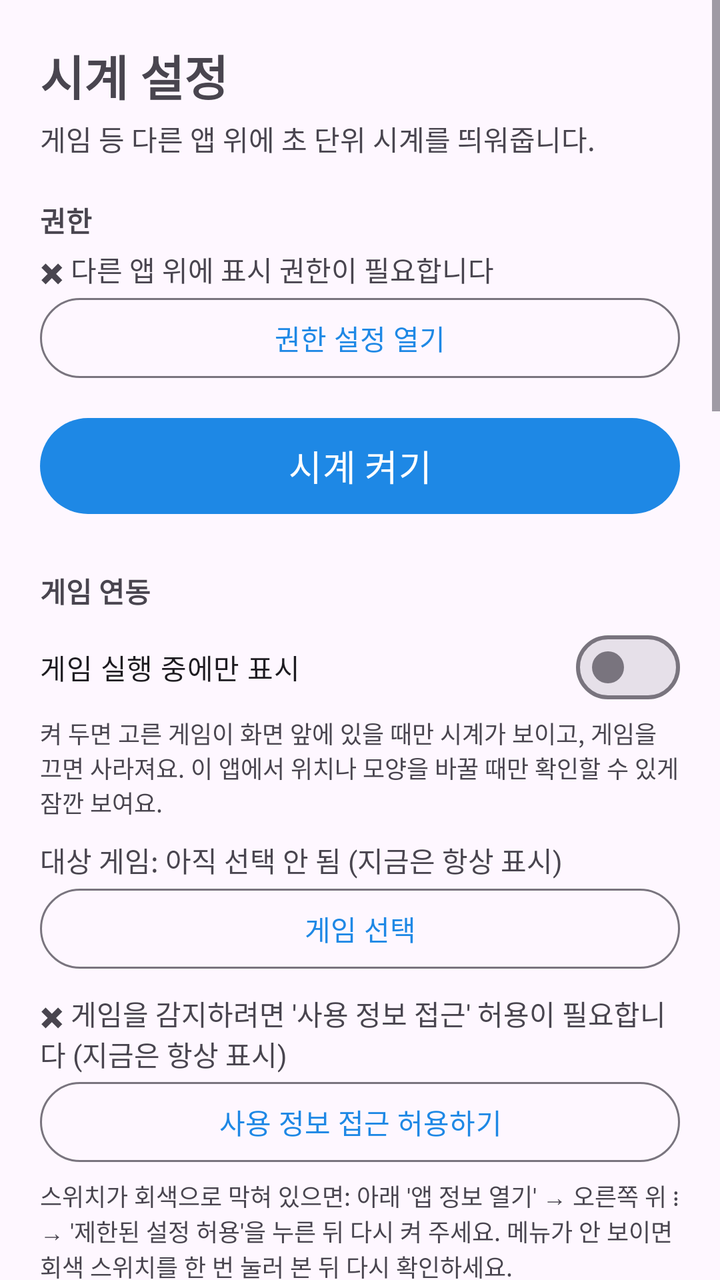
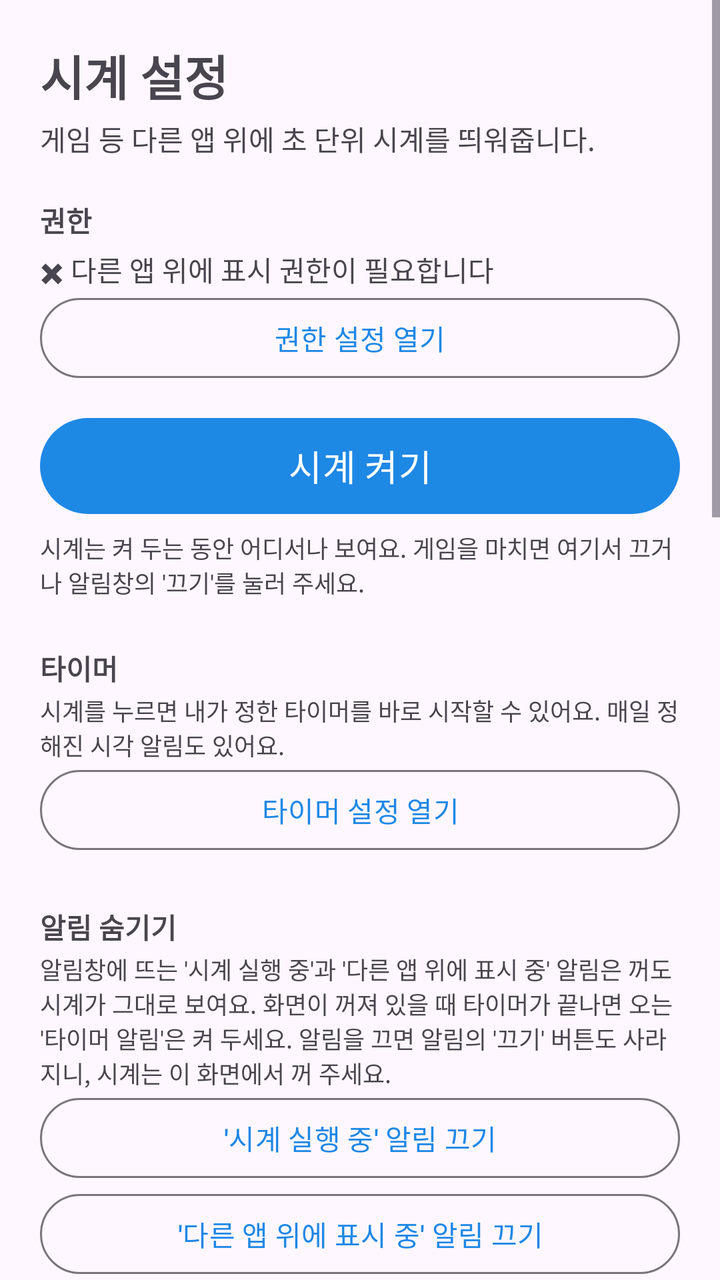

Before-and-after screenshots of an Android layout around one commit, followed by the original layout XML and the change that was made.
<!-- AndroidManifest.xml: application theme Theme.FloatingClock -->
<!-- res/layout/activity_clock.xml -->
<?xml version="1.0" encoding="utf-8"?>
<ScrollView xmlns:android="http://schemas.android.com/apk/res/android"
    android:layout_width="match_parent"
    android:layout_height="match_parent"
    android:fillViewport="true">

    <LinearLayout
        android:layout_width="match_parent"
        android:layout_height="wrap_content"
        android:orientation="vertical"
        android:padding="20dp">

        <TextView
            android:layout_width="match_parent"
            android:layout_height="wrap_content"
            android:text="@string/clock_title"
            android:textSize="24sp"
            android:textStyle="bold" />

        <TextView
            android:layout_width="match_parent"
            android:layout_height="wrap_content"
            android:layout_marginTop="4dp"
            android:text="@string/app_desc"
            android:textSize="14sp" />

        
        <TextView
            android:layout_width="match_parent"
            android:layout_height="wrap_content"
            android:layout_marginTop="20dp"
            android:text="@string/section_perm"
            android:textStyle="bold" />

        <TextView
            android:id="@+id/perm_state"
            android:layout_width="match_parent"
            android:layout_height="wrap_content"
            android:layout_marginTop="4dp"
            android:text="@string/perm_missing" />

        <Button
            android:id="@+id/btn_perm"
            style="@style/Widget.Material3.Button.OutlinedButton"
            android:layout_width="match_parent"
            android:layout_height="wrap_content"
            android:text="@string/grant_perm" />

        
        <Button
            android:id="@+id/btn_toggle"
            android:layout_width="match_parent"
            android:layout_height="56dp"
            android:layout_marginTop="12dp"
            android:text="@string/start_clock"
            android:textSize="18sp" />

        
        <TextView
            android:layout_width="match_parent"
            android:layout_height="wrap_content"
            android:layout_marginTop="24dp"
            android:text="@string/section_game"
            android:textStyle="bold" />

        <com.google.android.material.materialswitch.MaterialSwitch
            android:id="@+id/sw_game_only"
            android:layout_width="match_parent"
            android:layout_height="wrap_content"
            android:layout_marginTop="4dp"
            android:text="@string/game_only" />

        <TextView
            android:layout_width="match_parent"
            android:layout_height="wrap_content"
            android:text="@string/game_only_hint"
            android:textSize="12sp" />

        <LinearLayout
            android:id="@+id/game_group"
            android:layout_width="match_parent"
            android:layout_height="wrap_content"
            android:orientation="vertical">

            <TextView
                android:id="@+id/game_target"
                android:layout_width="match_parent"
                android:layout_height="wrap_content"
                android:layout_marginTop="10dp"
                android:text="@string/game_target_none" />

            <Button
                android:id="@+id/btn_pick_game"
                style="@style/Widget.Material3.Button.OutlinedButton"
                android:layout_width="match_parent"
                android:layout_height="wrap_content"
                android:text="@string/pick_game" />

            <TextView
                android:id="@+id/usage_state"
                android:layout_width="match_parent"
                android:layout_height="wrap_content"
                android:layout_marginTop="8dp"
                android:text="@string/usage_missing" />

            <Button
                android:id="@+id/btn_usage_perm"
                style="@style/Widget.Material3.Button.OutlinedButton"
                android:layout_width="match_parent"
                android:layout_height="wrap_content"
                android:text="@string/grant_usage" />

            <TextView
                android:id="@+id/usage_restricted_hint"
                android:layout_width="match_parent"
                android:layout_height="wrap_content"
                android:layout_marginTop="4dp"
                android:text="@string/usage_restricted_hint"
                android:textSize="12sp" />

            <Button
                android:id="@+id/btn_app_info"
                style="@style/Widget.Material3.Button.TextButton"
                android:layout_width="match_parent"
                android:layout_height="wrap_content"
                android:text="@string/open_app_info" />
        </LinearLayout>

        
        <TextView
            android:layout_width="match_parent"
            android:layout_height="wrap_content"
            android:layout_marginTop="24dp"
            android:text="@string/section_timer"
            android:textStyle="bold" />

        <TextView
            android:layout_width="match_parent"
            android:layout_height="wrap_content"
            android:layout_marginTop="2dp"
            android:text="@string/timer_entry_desc"
            android:textSize="12sp" />

        <Button
            android:id="@+id/btn_open_timer"
            style="@style/Widget.Material3.Button.OutlinedButton"
            android:layout_width="match_parent"
            android:layout_height="wrap_content"
            android:text="@string/open_timer" />

        
        <TextView
            android:layout_width="match_parent"
            android:layout_height="wrap_content"
            android:layout_marginTop="24dp"
            android:text="@string/section_noti"
            android:textStyle="bold" />

        <TextView
            android:layout_width="match_parent"
            android:layout_height="wrap_content"
            android:layout_marginTop="2dp"
            android:text="@string/noti_hide_desc"
            android:textSize="12sp" />

        <Button
            android:id="@+id/btn_hide_running"
            style="@style/Widget.Material3.Button.OutlinedButton"
            android:layout_width="match_parent"
            android:layout_height="wrap_content"
            android:text="@string/hide_running_noti" />

        <Button
            android:id="@+id/btn_hide_overlay"
            style="@style/Widget.Material3.Button.OutlinedButton"
            android:layout_width="match_parent"
            android:layout_height="wrap_content"
            android:text="@string/hide_overlay_noti" />

        
        <TextView
            android:layout_width="match_parent"
            android:layout_height="wrap_content"
            android:layout_marginTop="24dp"
            android:text="@string/section_style"
            android:textStyle="bold" />

        <FrameLayout
            android:layout_width="match_parent"
            android:layout_height="80dp"
            android:layout_marginTop="8dp"
            android:background="@drawable/preview_bg"
            android:contentDescription="@string/preview">

            <TextView
                android:id="@+id/clock_preview"
                android:layout_width="wrap_content"
                android:layout_height="wrap_content"
                android:layout_gravity="center" />
        </FrameLayout>

        <TextView
            android:id="@+id/size_label"
            android:layout_width="match_parent"
            android:layout_height="wrap_content"
            android:layout_marginTop="12dp"
            android:text="@string/size_fmt" />

        <LinearLayout
            android:layout_width="match_parent"
            android:layout_height="wrap_content"
            android:gravity="center_vertical"
            android:orientation="horizontal">

            <Button
                android:id="@+id/btn_size_minus"
                style="@style/Widget.Material3.Button.TextButton"
                android:layout_width="48dp"
                android:layout_height="48dp"
                android:minWidth="0dp"
                android:padding="0dp"
                android:text="@string/minus"
                android:textSize="22sp" />

            <SeekBar
                android:id="@+id/seek_size"
                android:layout_width="0dp"
                android:layout_height="wrap_content"
                android:layout_weight="1" />

            <Button
                android:id="@+id/btn_size_plus"
                style="@style/Widget.Material3.Button.TextButton"
                android:layout_width="48dp"
                android:layout_height="48dp"
                android:minWidth="0dp"
                android:padding="0dp"
                android:text="@string/plus"
                android:textSize="22sp" />
        </LinearLayout>

        <TextView
            android:layout_width="match_parent"
            android:layout_height="wrap_content"
            android:layout_marginTop="8dp"
            android:text="@string/text_color" />

        
        <LinearLayout
            android:id="@+id/color_swatches"
            android:layout_width="match_parent"
            android:layout_height="wrap_content"
            android:orientation="vertical" />

        <TextView
            android:id="@+id/alpha_label"
            android:layout_width="match_parent"
            android:layout_height="wrap_content"
            android:layout_marginTop="8dp"
            android:text="@string/alpha_none" />

        <SeekBar
            android:id="@+id/seek_alpha"
            android:layout_width="match_parent"
            android:layout_height="wrap_content" />

        <com.google.android.material.materialswitch.MaterialSwitch
            android:id="@+id/sw_24h"
            android:layout_width="match_parent"
            android:layout_height="wrap_content"
            android:layout_marginTop="8dp"
            android:text="@string/use_24h" />

        <com.google.android.material.materialswitch.MaterialSwitch
            android:id="@+id/sw_date"
            android:layout_width="match_parent"
            android:layout_height="wrap_content"
            android:text="@string/show_date" />

        
        <TextView
            android:layout_width="match_parent"
            android:layout_height="wrap_content"
            android:layout_marginTop="24dp"
            android:text="@string/section_position"
            android:textStyle="bold" />

        <TextView
            android:layout_width="match_parent"
            android:layout_height="wrap_content"
            android:layout_marginTop="2dp"
            android:text="@string/position_hint"
            android:textSize="12sp" />

        <TextView
            android:id="@+id/pos_x_label"
            android:layout_width="match_parent"
            android:layout_height="wrap_content"
            android:layout_marginTop="8dp"
            android:text="@string/pos_x_fmt" />

        <SeekBar
            android:id="@+id/seek_pos_x"
            android:layout_width="match_parent"
            android:layout_height="wrap_content" />

        <TextView
            android:id="@+id/pos_y_label"
            android:layout_width="match_parent"
            android:layout_height="wrap_content"
            android:layout_marginTop="8dp"
            android:text="@string/pos_y_fmt" />

        <SeekBar
            android:id="@+id/seek_pos_y"
            android:layout_width="match_parent"
            android:layout_height="wrap_content" />

        <com.google.android.material.materialswitch.MaterialSwitch
            android:id="@+id/sw_lock"
            android:layout_width="match_parent"
            android:layout_height="wrap_content"
            android:text="@string/lock_position" />

        <Button
            android:id="@+id/btn_reset_pos"
            style="@style/Widget.Material3.Button.TextButton"
            android:layout_width="match_parent"
            android:layout_height="wrap_content"
            android:text="@string/reset_position" />

        <TextView
            android:layout_width="match_parent"
            android:layout_height="wrap_content"
            android:layout_marginTop="16dp"
            android:text="@string/tip"
            android:textSize="13sp" />

        
        <TextView
            android:layout_width="match_parent"
            android:layout_height="wrap_content"
            android:layout_marginTop="24dp"
            android:text="@string/section_update"
            android:textStyle="bold" />

        <TextView
            android:id="@+id/version_label"
            android:layout_width="match_parent"
            android:layout_height="wrap_content"
            android:layout_marginTop="4dp"
            android:text="@string/version_fmt" />

        <TextView
            android:id="@+id/update_state"
            android:layout_width="match_parent"
            android:layout_height="wrap_content"
            android:textSize="13sp" />

        <Button
            android:id="@+id/btn_update"
            style="@style/Widget.Material3.Button.OutlinedButton"
            android:layout_width="match_parent"
            android:layout_height="wrap_content"
            android:text="@string/check_update" />

        
        <TextView
            android:layout_width="match_parent"
            android:layout_height="wrap_content"
            android:layout_marginTop="24dp"
            android:layout_marginBottom="8dp"
            android:gravity="center"
            android:text="@string/credits"
            android:textSize="13sp" />
    </LinearLayout>
</ScrollView>
<!-- resources referenced by this layout -->
<resources>
  <!-- drawable preview_bg (drawable) -->
  <?xml version="1.0" encoding="utf-8"?>
  <shape xmlns:android="http://schemas.android.com/apk/res/android" android:shape="rectangle">
      <gradient
          android:angle="0"
          android:startColor="#1B1B1B"
          android:centerColor="#5C6B73"
          android:endColor="#E6E6E6" />
      <corners android:radius="10dp" />
  </shape>
  <string name="alpha_none">배경 없음 (글자만 표시)</string>
  <string name="app_desc">게임 등 다른 앱 위에 초 단위 시계를 띄워줍니다.</string>
  <string name="check_update">업데이트 확인</string>
  <string name="clock_title">시계 설정</string>
  <string name="credits">제작: 퓨앙 (Sapphire)</string>
  <string name="game_only">게임 실행 중에만 표시</string>
  <string name="game_only_hint">켜 두면 고른 게임이 화면 앞에 있을 때만 시계가 보이고, 게임을 끄면 사라져요. 이 앱에서 위치나 모양을 바꿀 때만 확인할 수 있게 잠깐 보여요.</string>
  <string name="game_target_none">대상 게임: 아직 선택 안 됨 (지금은 항상 표시)</string>
  <string name="grant_perm">권한 설정 열기</string>
  <string name="grant_usage">사용 정보 접근 허용하기</string>
  <string name="hide_overlay_noti">\'다른 앱 위에 표시 중\' 알림 끄기</string>
  <string name="hide_running_noti">\'시계 실행 중\' 알림 끄기</string>
  <string name="lock_position">위치 고정 (드래그 잠금)</string>
  <string name="minus">−</string>
  <string name="noti_hide_desc">알림창에 뜨는 \'시계 실행 중\'과 \'다른 앱 위에 표시 중\' 알림은 꺼도 시계가 그대로 보여요. 게임 밖에서 타이머가 끝나면 오는 \'타이머 알림\'은 켜 두세요. 알림을 끄면 알림의 \'끄기\' 버튼도 사라지니, 시계는 이 화면에서 꺼 주세요.</string>
  <string name="open_app_info">앱 정보 열기</string>
  <string name="open_timer">타이머 설정 열기</string>
  <string name="perm_missing">✖ 다른 앱 위에 표시 권한이 필요합니다</string>
  <string name="pick_game">게임 선택</string>
  <string name="plus">+</string>
  <string name="pos_x_fmt">가로 (가운데 기준): %1$d</string>
  <string name="pos_y_fmt">위에서부터: %1$d</string>
  <string name="position_hint">시계를 직접 끌어도 되고, 상태바에 가려 안 잡히면 여기서 옮기세요. 시계가 켜져 있으면 옮기는 동안 화면에 잠깐 떠서 위치를 볼 수 있어요.</string>
  <string name="preview">미리보기</string>
  <string name="reset_position">위치 초기화 (상태바 바로 아래 가운데)</string>
  <string name="section_game">게임 연동</string>
  <string name="section_noti">알림 숨기기</string>
  <string name="section_perm">권한</string>
  <string name="section_position">위치</string>
  <string name="section_style">모양</string>
  <string name="section_timer">타이머</string>
  <string name="section_update">업데이트</string>
  <string name="show_date">날짜도 표시 (월/일 요일)</string>
  <string name="size_fmt">글자 크기: %1$d</string>
  <string name="start_clock">시계 켜기</string>
  <string name="text_color">글자 색</string>
  <string name="timer_entry_desc">시계를 누르면 내가 정한 타이머를 바로 시작할 수 있어요. 매일 정해진 시각 알림도 있어요.</string>
  <string name="tip">팁: 게임 중에 터치가 시계에 막히면 \'위치 고정\'을 켜 두세요. 시계가 안 보이면 설정 → 앱 → Sapphire → 배터리를 \'제한 없음\'으로 바꿔 주세요.</string>
  <string name="usage_missing">✖ 게임을 감지하려면 \'사용 정보 접근\' 허용이 필요합니다 (지금은 항상 표시)</string>
  <string name="usage_restricted_hint">스위치가 회색으로 막혀 있으면: 아래 \'앱 정보 열기\' → 오른쪽 위 ⋮ → \'제한된 설정 허용\'을 누른 뒤 다시 켜 주세요. 메뉴가 안 보이면 회색 스위치를 한 번 눌러 본 뒤 다시 확인하세요.</string>
  <string name="use_24h">24시간제</string>
  <string name="version_fmt">현재 버전: v%1$s</string>
  <style name="Theme.FloatingClock" parent="Theme.Material3.DayNight.NoActionBar">
          <item name="colorPrimary">#1E88E5</item>
          <item name="colorOnPrimary">#FFFFFF</item>
      </style>
</resources>

<!-- the commit's change to res/layout/activity_clock.xml (unified diff, before → after) -->
@@ -55,76 +55,12 @@
             android:text="@string/start_clock"
             android:textSize="18sp" />
 
-        
-        <TextView
-            android:layout_width="match_parent"
-            android:layout_height="wrap_content"
-            android:layout_marginTop="24dp"
-            android:text="@string/section_game"
-            android:textStyle="bold" />
-
-        <com.google.android.material.materialswitch.MaterialSwitch
-            android:id="@+id/sw_game_only"
+        <TextView
             android:layout_width="match_parent"
             android:layout_height="wrap_content"
             android:layout_marginTop="4dp"
-            android:text="@string/game_only" />
-
-        <TextView
-            android:layout_width="match_parent"
-            android:layout_height="wrap_content"
-            android:text="@string/game_only_hint"
+            android:text="@string/clock_always_hint"
             android:textSize="12sp" />
-
-        <LinearLayout
-            android:id="@+id/game_group"
-            android:layout_width="match_parent"
-            android:layout_height="wrap_content"
-            android:orientation="vertical">
-
-            <TextView
-                android:id="@+id/game_target"
-                android:layout_width="match_parent"
-                android:layout_height="wrap_content"
-                android:layout_marginTop="10dp"
-                android:text="@string/game_target_none" />
-
-            <Button
-                android:id="@+id/btn_pick_game"
-                style="@style/Widget.Material3.Button.OutlinedButton"
-                android:layout_width="match_parent"
-                android:layout_height="wrap_content"
-                android:text="@string/pick_game" />
-
-            <TextView
-                android:id="@+id/usage_state"
-                android:layout_width="match_parent"
-                android:layout_height="wrap_content"
-                android:layout_marginTop="8dp"
-                android:text="@string/usage_missing" />
-
-            <Button
-                android:id="@+id/btn_usage_perm"
-                style="@style/Widget.Material3.Button.OutlinedButton"
-                android:layout_width="match_parent"
-                android:layout_height="wrap_content"
-                android:text="@string/grant_usage" />
-
-            <TextView
-                android:id="@+id/usage_restricted_hint"
-                android:layout_width="match_parent"
-                android:layout_height="wrap_content"
-                android:layout_marginTop="4dp"
-                android:text="@string/usage_restricted_hint"
-                android:textSize="12sp" />
-
-            <Button
-                android:id="@+id/btn_app_info"
-                style="@style/Widget.Material3.Button.TextButton"
-                android:layout_width="match_parent"
-                android:layout_height="wrap_content"
-                android:text="@string/open_app_info" />
-        </LinearLayout>
 
         
         <TextView
<!-- resource entries referenced after the edit -->
@@ -13,29 +13,23 @@
   <string name="alpha_none">배경 없음 (글자만 표시)</string>
   <string name="app_desc">게임 등 다른 앱 위에 초 단위 시계를 띄워줍니다.</string>
   <string name="check_update">업데이트 확인</string>
+  <string name="clock_always_hint">시계는 켜 두는 동안 어디서나 보여요. 게임을 마치면 여기서 끄거나 알림창의 \'끄기\'를 눌러 주세요.</string>
   <string name="clock_title">시계 설정</string>
   <string name="credits">제작: 퓨앙 (Sapphire)</string>
-  <string name="game_only">게임 실행 중에만 표시</string>
-  <string name="game_only_hint">켜 두면 고른 게임이 화면 앞에 있을 때만 시계가 보이고, 게임을 끄면 사라져요. 이 앱에서 위치나 모양을 바꿀 때만 확인할 수 있게 잠깐 보여요.</string>
-  <string name="game_target_none">대상 게임: 아직 선택 안 됨 (지금은 항상 표시)</string>
   <string name="grant_perm">권한 설정 열기</string>
-  <string name="grant_usage">사용 정보 접근 허용하기</string>
   <string name="hide_overlay_noti">\'다른 앱 위에 표시 중\' 알림 끄기</string>
   <string name="hide_running_noti">\'시계 실행 중\' 알림 끄기</string>
   <string name="lock_position">위치 고정 (드래그 잠금)</string>
   <string name="minus">−</string>
-  <string name="noti_hide_desc">알림창에 뜨는 \'시계 실행 중\'과 \'다른 앱 위에 표시 중\' 알림은 꺼도 시계가 그대로 보여요. 게임 밖에서 타이머가 끝나면 오는 \'타이머 알림\'은 켜 두세요. 알림을 끄면 알림의 \'끄기\' 버튼도 사라지니, 시계는 이 화면에서 꺼 주세요.</string>
-  <string name="open_app_info">앱 정보 열기</string>
+  <string name="noti_hide_desc">알림창에 뜨는 \'시계 실행 중\'과 \'다른 앱 위에 표시 중\' 알림은 꺼도 시계가 그대로 보여요. 화면이 꺼져 있을 때 타이머가 끝나면 오는 \'타이머 알림\'은 켜 두세요. 알림을 끄면 알림의 \'끄기\' 버튼도 사라지니, 시계는 이 화면에서 꺼 주세요.</string>
   <string name="open_timer">타이머 설정 열기</string>
   <string name="perm_missing">✖ 다른 앱 위에 표시 권한이 필요합니다</string>
-  <string name="pick_game">게임 선택</string>
   <string name="plus">+</string>
   <string name="pos_x_fmt">가로 (가운데 기준): %1$d</string>
   <string name="pos_y_fmt">위에서부터: %1$d</string>
-  <string name="position_hint">시계를 직접 끌어도 되고, 상태바에 가려 안 잡히면 여기서 옮기세요. 시계가 켜져 있으면 옮기는 동안 화면에 잠깐 떠서 위치를 볼 수 있어요.</string>
+  <string name="position_hint">시계를 직접 끌어도 되고, 상태바에 가려 안 잡히면 여기서 옮기세요.</string>
   <string name="preview">미리보기</string>
   <string name="reset_position">위치 초기화 (상태바 바로 아래 가운데)</string>
-  <string name="section_game">게임 연동</string>
   <string name="section_noti">알림 숨기기</string>
   <string name="section_perm">권한</string>
   <string name="section_position">위치</string>
@@ -48,8 +42,6 @@
   <string name="text_color">글자 색</string>
   <string name="timer_entry_desc">시계를 누르면 내가 정한 타이머를 바로 시작할 수 있어요. 매일 정해진 시각 알림도 있어요.</string>
   <string name="tip">팁: 게임 중에 터치가 시계에 막히면 \'위치 고정\'을 켜 두세요. 시계가 안 보이면 설정 → 앱 → Sapphire → 배터리를 \'제한 없음\'으로 바꿔 주세요.</string>
-  <string name="usage_missing">✖ 게임을 감지하려면 \'사용 정보 접근\' 허용이 필요합니다 (지금은 항상 표시)</string>
-  <string name="usage_restricted_hint">스위치가 회색으로 막혀 있으면: 아래 \'앱 정보 열기\' → 오른쪽 위 ⋮ → \'제한된 설정 허용\'을 누른 뒤 다시 켜 주세요. 메뉴가 안 보이면 회색 스위치를 한 번 눌러 본 뒤 다시 확인하세요.</string>
   <string name="use_24h">24시간제</string>
   <string name="version_fmt">현재 버전: v%1$s</string>
   <style name="Theme.FloatingClock" parent="Theme.Material3.DayNight.NoActionBar">
